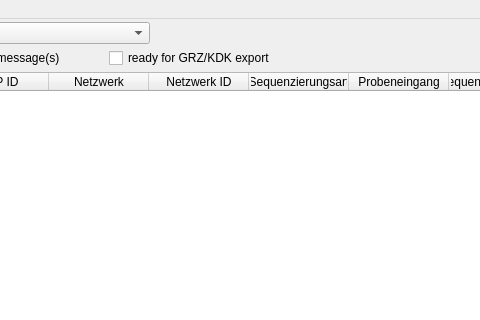
First picture: the form in src/MVHub/MVHub.ui, repository imgag/ngs-bits, before the edit; both pictures show x 355 to 835 and y 0 to 320 of the 1500 by 800 pixel window.
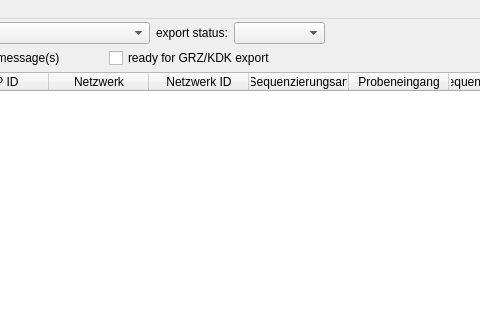
Second picture: the form after the edit. Icons and pictures are not drawn.

Commit message: MVHub: added batch export and export status filter

Diff of the .ui file:
```diff
--- a/src/MVHub/MVHub.ui
+++ b/src/MVHub/MVHub.ui
@@ -126,6 +126,37 @@
         </item>
        </widget>
       </item>
+      <item>
+       <widget class="QLabel" name="label_4">
+        <property name="text">
+         <string>export status:</string>
+        </property>
+       </widget>
+      </item>
+      <item>
+       <widget class="QComboBox" name="f_export">
+        <item>
+         <property name="text">
+          <string/>
+         </property>
+        </item>
+        <item>
+         <property name="text">
+          <string>pending</string>
+         </property>
+        </item>
+        <item>
+         <property name="text">
+          <string>in progress</string>
+         </property>
+        </item>
+        <item>
+         <property name="text">
+          <string>done</string>
+         </property>
+        </item>
+       </widget>
+      </item>
       <item>
        <spacer name="horizontalSpacer_2">
         <property name="orientation">
```
The commit also changes 1 other file.
